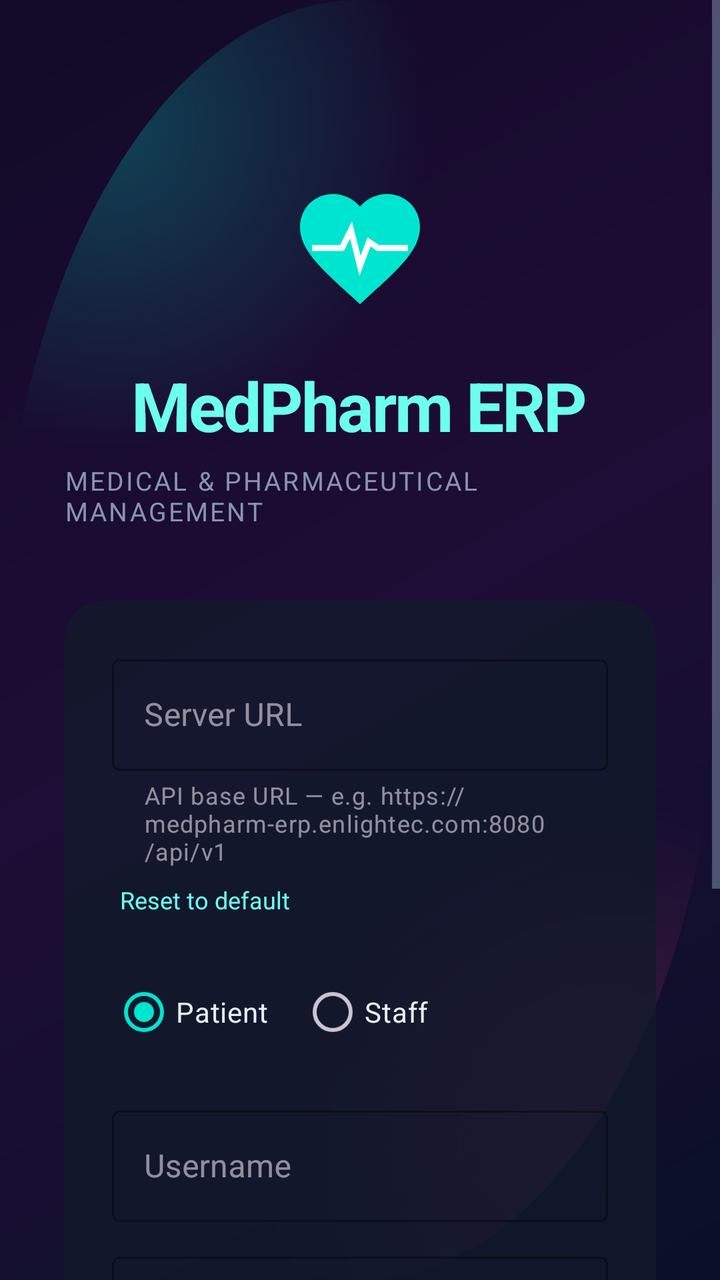
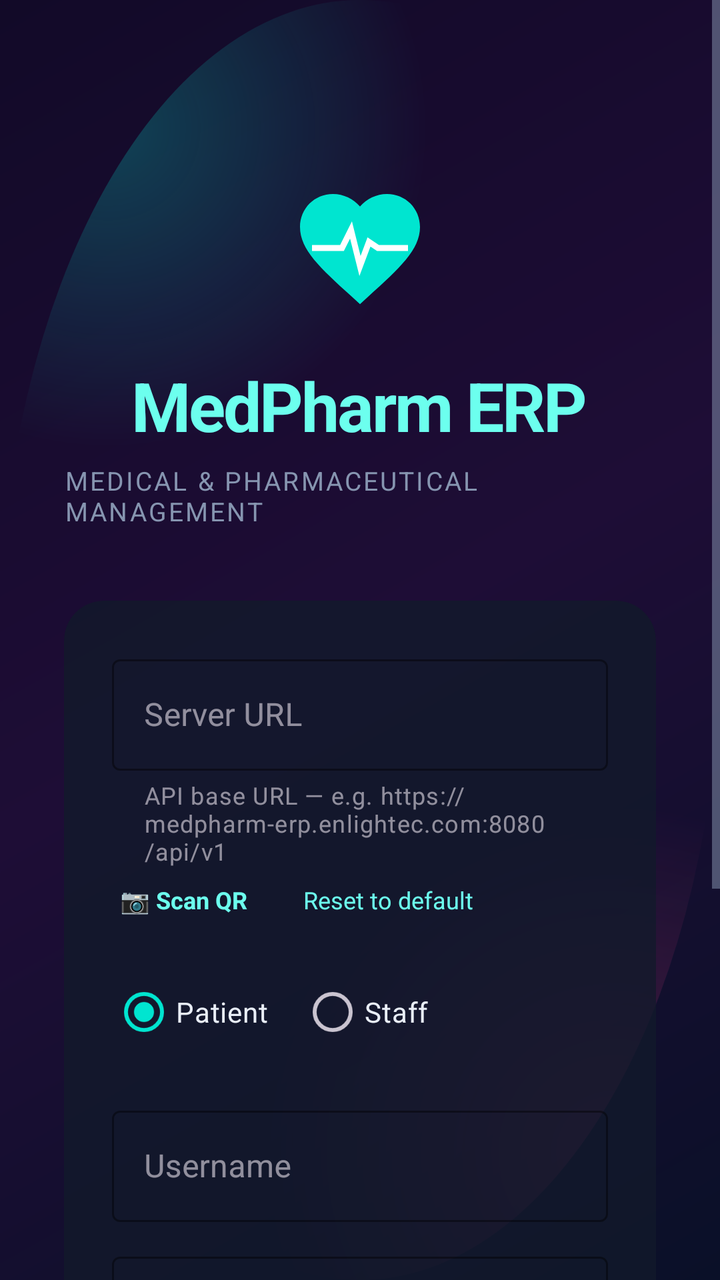

An Android layout rendered at two revisions. The XML below is the earlier revision; the diff shows what the commit changed to produce the second picture.
<!-- AndroidManifest.xml: application theme Theme.MedPharm -->
<!-- res/layout/activity_login.xml -->
<?xml version="1.0" encoding="utf-8"?>
<ScrollView xmlns:android="http://schemas.android.com/apk/res/android"
    xmlns:app="http://schemas.android.com/apk/res-auto"
    android:layout_width="match_parent"
    android:layout_height="match_parent"
    android:background="@drawable/bg_hero_gradient"
    android:fillViewport="true">

    <LinearLayout
        android:layout_width="match_parent"
        android:layout_height="wrap_content"
        android:gravity="center_horizontal"
        android:orientation="vertical"
        android:padding="32dp">

        
        <ImageView
            android:layout_width="72dp"
            android:layout_height="72dp"
            android:layout_marginTop="56dp"
            android:src="@drawable/ic_heartbeat"
            android:contentDescription="@string/app_name" />

        <TextView
            android:layout_width="wrap_content"
            android:layout_height="wrap_content"
            android:layout_marginTop="20dp"
            android:text="@string/login_title"
            android:textColor="@color/primary_light"
            android:textSize="34sp"
            android:textStyle="bold"
            android:letterSpacing="-0.03" />

        <TextView
            android:layout_width="wrap_content"
            android:layout_height="wrap_content"
            android:layout_marginTop="6dp"
            android:text="@string/login_subtitle"
            android:textColor="@color/text_secondary"
            android:textSize="13sp"
            android:letterSpacing="0.08"
            android:textAllCaps="true" />

        
        <androidx.cardview.widget.CardView
            android:layout_width="match_parent"
            android:layout_height="wrap_content"
            android:layout_marginTop="36dp"
            app:cardBackgroundColor="#CC121A2B"
            app:cardCornerRadius="20dp"
            app:cardElevation="0dp">

            <LinearLayout
                android:layout_width="match_parent"
                android:layout_height="wrap_content"
                android:orientation="vertical"
                android:padding="24dp">

                
                <com.google.android.material.textfield.TextInputLayout
                    android:layout_width="match_parent"
                    android:layout_height="wrap_content"
                    android:hint="@string/hint_server_url"
                    app:boxStrokeColor="@color/primary"
                    app:hintTextColor="@color/primary"
                    app:helperText="@string/hint_server_url_helper"
                    style="@style/Widget.MaterialComponents.TextInputLayout.OutlinedBox">

                    <com.google.android.material.textfield.TextInputEditText
                        android:id="@+id/etServerUrl"
                        android:layout_width="match_parent"
                        android:layout_height="wrap_content"
                        android:inputType="textUri"
                        android:textColor="@color/text_primary"
                        android:imeOptions="actionNext" />
                </com.google.android.material.textfield.TextInputLayout>

                <TextView
                    android:id="@+id/tvResetServerUrl"
                    android:layout_width="wrap_content"
                    android:layout_height="wrap_content"
                    android:layout_marginTop="4dp"
                    android:layout_gravity="start"
                    android:paddingStart="4dp"
                    android:paddingEnd="4dp"
                    android:paddingTop="4dp"
                    android:paddingBottom="4dp"
                    android:text="@string/btn_reset_server_url"
                    android:textColor="@color/primary_light"
                    android:textSize="12sp" />

                
                <RadioGroup
                    android:id="@+id/rgLoginType"
                    android:layout_width="wrap_content"
                    android:layout_height="wrap_content"
                    android:layout_marginTop="20dp"
                    android:orientation="horizontal">

                    <RadioButton
                        android:id="@+id/rbPatient"
                        android:layout_width="wrap_content"
                        android:layout_height="wrap_content"
                        android:buttonTint="@color/primary"
                        android:checked="true"
                        android:text="@string/login_type_patient"
                        android:textColor="@color/text_primary"
                        android:paddingEnd="16dp" />

                    <RadioButton
                        android:id="@+id/rbStaff"
                        android:layout_width="wrap_content"
                        android:layout_height="wrap_content"
                        android:buttonTint="@color/primary"
                        android:textColor="@color/text_primary"
                        android:text="@string/login_type_staff" />
                </RadioGroup>

                
                <com.google.android.material.textfield.TextInputLayout
                    android:layout_width="match_parent"
                    android:layout_height="wrap_content"
                    android:layout_marginTop="20dp"
                    app:boxStrokeColor="@color/primary"
                    app:hintTextColor="@color/primary"
                    style="@style/Widget.MaterialComponents.TextInputLayout.OutlinedBox">

                    <com.google.android.material.textfield.TextInputEditText
                        android:id="@+id/etUsername"
                        android:layout_width="match_parent"
                        android:layout_height="wrap_content"
                        android:hint="@string/hint_username"
                        android:inputType="text"
                        android:textColor="@color/text_primary"
                        android:imeOptions="actionNext" />
                </com.google.android.material.textfield.TextInputLayout>

                
                <com.google.android.material.textfield.TextInputLayout
                    android:layout_width="match_parent"
                    android:layout_height="wrap_content"
                    android:layout_marginTop="12dp"
                    app:passwordToggleEnabled="true"
                    app:passwordToggleTint="@color/primary"
                    app:boxStrokeColor="@color/primary"
                    app:hintTextColor="@color/primary"
                    style="@style/Widget.MaterialComponents.TextInputLayout.OutlinedBox">

                    <com.google.android.material.textfield.TextInputEditText
                        android:id="@+id/etPassword"
                        android:layout_width="match_parent"
                        android:layout_height="wrap_content"
                        android:hint="@string/hint_password"
                        android:inputType="textPassword"
                        android:textColor="@color/text_primary"
                        android:imeOptions="actionDone" />
                </com.google.android.material.textfield.TextInputLayout>

                
                <com.google.android.material.button.MaterialButton
                    android:id="@+id/btnLogin"
                    android:layout_width="match_parent"
                    android:layout_height="58dp"
                    android:layout_marginTop="22dp"
                    android:background="@drawable/bg_btn_primary"
                    android:text="@string/btn_login"
                    android:textColor="@color/text_on_primary"
                    android:textSize="16sp"
                    android:textStyle="bold"
                    android:textAllCaps="false"
                    android:letterSpacing="0.02"
                    app:backgroundTint="@null"
                    app:cornerRadius="14dp"
                    app:rippleColor="#26FFFFFF" />

                
                <ProgressBar
                    android:id="@+id/progressBar"
                    android:layout_width="wrap_content"
                    android:layout_height="wrap_content"
                    android:layout_gravity="center"
                    android:layout_marginTop="16dp"
                    android:visibility="gone"
                    android:indeterminateTint="@color/primary" />

                
                <TextView
                    android:id="@+id/tvRegister"
                    android:layout_width="wrap_content"
                    android:layout_height="wrap_content"
                    android:layout_gravity="center"
                    android:layout_marginTop="20dp"
                    android:text="@string/register_link"
                    android:textColor="@color/primary_light"
                    android:textSize="14sp" />

            </LinearLayout>
        </androidx.cardview.widget.CardView>

        
        <TextView
            android:layout_width="wrap_content"
            android:layout_height="wrap_content"
            android:layout_marginTop="28dp"
            android:layout_marginBottom="20dp"
            android:text="@string/copyright"
            android:textColor="@color/text_tertiary"
            android:textSize="11sp" />

    </LinearLayout>
</ScrollView>
<!-- resources referenced by this layout -->
<resources>
  <color name="primary">#00E5D0</color>
  <color name="primary_light">#6CFFEE</color>
  <color name="text_on_primary">#06111C</color>
  <color name="text_primary">#E9EEF7</color>
  <color name="text_secondary">#8695B0</color>
  <color name="text_tertiary">#5A6782</color>
  <!-- drawable ic_heartbeat (drawable) -->
  <?xml version="1.0" encoding="utf-8"?>
  <vector xmlns:android="http://schemas.android.com/apk/res/android"
      android:width="56dp"
      android:height="56dp"
      android:viewportWidth="24"
      android:viewportHeight="24">
      <path
          android:fillColor="@color/primary"
          android:pathData="M12 21.35l-1.45-1.32C5.4 15.36 2 12.28 2 8.5 2 5.42 4.42 3 7.5 3c1.74 0 3.41 0.81 4.5 2.09C13.09 3.81 14.76 3 16.5 3 19.58 3 22 5.42 22 8.5c0 3.78-3.4 6.86-8.55 11.54L12 21.35z"/>
      <path
          android:strokeColor="#FFFFFF"
          android:strokeWidth="1"
          android:fillColor="#00000000"
          android:pathData="M4,12 L9,12 L10.5,9 L12,15 L13.5,11 L15,12 L20,12"/>
  </vector>
  <string name="app_name">MedPharm</string>
  <string name="btn_login">Sign In</string>
  <string name="btn_reset_server_url">Reset to default</string>
  <string name="copyright">© 2026 Enlightec Ltd.</string>
  <string name="hint_password">Password</string>
  <string name="hint_server_url">Server URL</string>
  <string name="hint_server_url_helper">API base URL — e.g. https://medpharm-erp.enlightec.com:8080/api/v1</string>
  <string name="hint_username">Username</string>
  <string name="login_subtitle">Medical &amp; Pharmaceutical Management</string>
  <string name="login_title">MedPharm ERP</string>
  <string name="login_type_patient">Patient</string>
  <string name="login_type_staff">Staff</string>
  <string name="register_link">Don\'t have an account? Register here</string>
  <color name="grad_primary_start">#00E5D0</color>
  <color name="grad_primary_mid">#18B7FF</color>
  <color name="grad_primary_end">#B14BFF</color>
  <color name="grad_hero_start">#0A1028</color>
  <color name="grad_hero_mid">#1E0D36</color>
  <color name="grad_hero_end">#120A28</color>
  <color name="primary_dark">#009B8B</color>
  <color name="secondary">#FF3D8B</color>
  <color name="text_on_secondary">#FFFFFF</color>
  <color name="background">#070B14</color>
  <color name="surface">#121A2B</color>
  <color name="surface_variant">#182136</color>
  <color name="error">#FF4757</color>
  <style name="MedPharm.CardView" parent="Widget.Material3.CardView.Elevated">
          <item name="cardBackgroundColor">@color/card_background</item>
          <item name="cardCornerRadius">18dp</item>
          <item name="cardElevation">0dp</item>
          <item name="strokeColor">@color/border</item>
          <item name="strokeWidth">1dp</item>
          <item name="contentPadding">20dp</item>
      </style>
  <style name="MedPharm.Button" parent="Widget.Material3.Button">
          <item name="cornerRadius">14dp</item>
          <item name="android:textAllCaps">false</item>
          <item name="android:textStyle">bold</item>
          <item name="android:letterSpacing">0.02</item>
          <item name="android:textSize">15sp</item>
          <item name="android:paddingTop">14dp</item>
          <item name="android:paddingBottom">14dp</item>
          <item name="backgroundTint">@null</item>
          <item name="android:background">@drawable/bg_btn_primary</item>
          <item name="android:textColor">@color/text_on_primary</item>
      </style>
  <color name="card_background">#121A2B</color>
  <color name="border">#2A3A5A</color>
</resources>

<!-- the commit's change to res/layout/activity_login.xml (unified diff, before → after) -->
@@ -75,19 +75,32 @@
                         android:imeOptions="actionNext" />
                 </com.google.android.material.textfield.TextInputLayout>
 
-                <TextView
-                    android:id="@+id/tvResetServerUrl"
-                    android:layout_width="wrap_content"
+                <LinearLayout
+                    android:layout_width="match_parent"
                     android:layout_height="wrap_content"
                     android:layout_marginTop="4dp"
-                    android:layout_gravity="start"
-                    android:paddingStart="4dp"
-                    android:paddingEnd="4dp"
-                    android:paddingTop="4dp"
-                    android:paddingBottom="4dp"
-                    android:text="@string/btn_reset_server_url"
-                    android:textColor="@color/primary_light"
-                    android:textSize="12sp" />
+                    android:orientation="horizontal">
+
+                    <TextView
+                        android:id="@+id/tvScanServerUrl"
+                        android:layout_width="wrap_content"
+                        android:layout_height="wrap_content"
+                        android:padding="4dp"
+                        android:text="@string/btn_scan_server_url"
+                        android:textColor="@color/primary_light"
+                        android:textSize="12sp"
+                        android:textStyle="bold" />
+
+                    <TextView
+                        android:id="@+id/tvResetServerUrl"
+                        android:layout_width="wrap_content"
+                        android:layout_height="wrap_content"
+                        android:layout_marginStart="20dp"
+                        android:padding="4dp"
+                        android:text="@string/btn_reset_server_url"
+                        android:textColor="@color/primary_light"
+                        android:textSize="12sp" />
+                </LinearLayout>
 
                 
                 <RadioGroup
<!-- resource entries referenced after the edit -->
@@ -25,6 +25,7 @@
   <string name="app_name">MedPharm</string>
   <string name="btn_login">Sign In</string>
   <string name="btn_reset_server_url">Reset to default</string>
+  <string name="btn_scan_server_url">📷 Scan QR</string>
   <string name="copyright">© 2026 Enlightec Ltd.</string>
   <string name="hint_password">Password</string>
   <string name="hint_server_url">Server URL</string>
